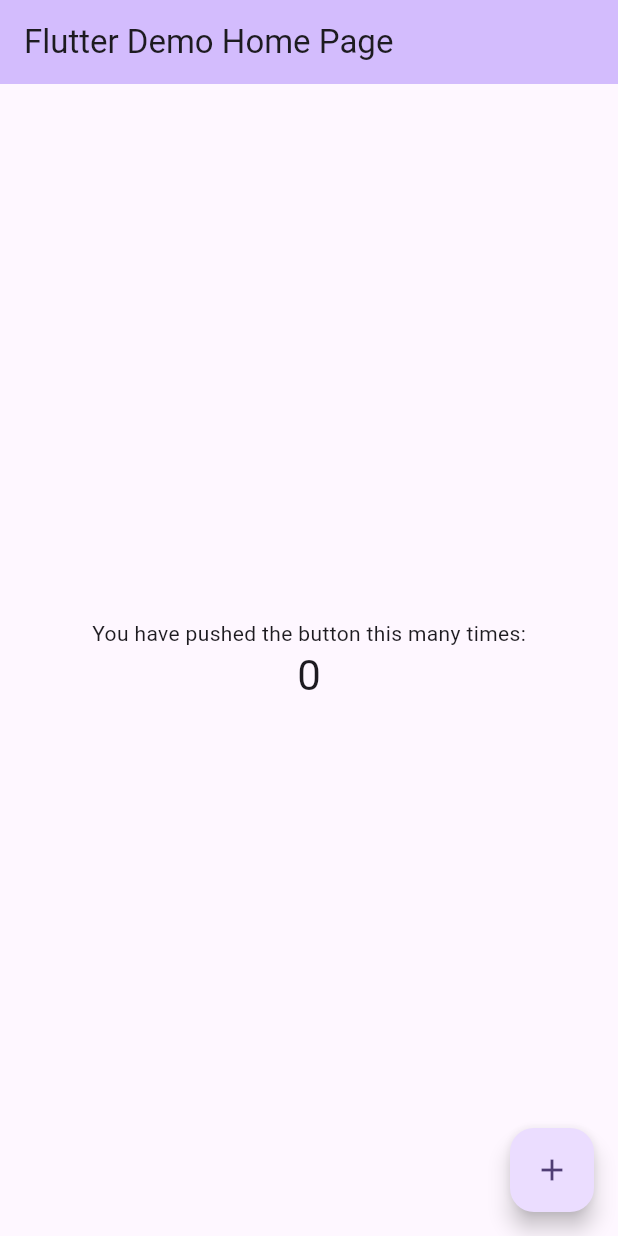
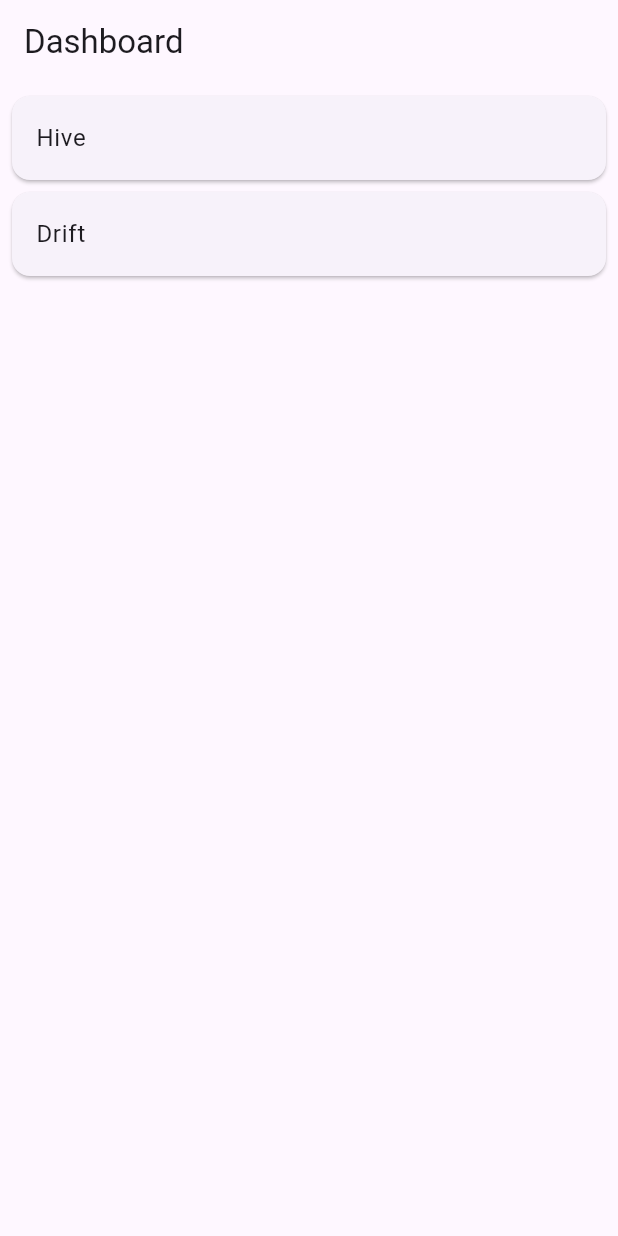
Before and after one commit to panchal777/flutter_todo_app_localdb, a Flutter app: the screen it shows after launch, on a phone screen of 412 x 824 dp. Run offline on Flutter 3.47's test engine with Material 3 defaults, Android fonts, the phone set to English and light mode, and no system bars; our stand-ins replace flutter_bloc, flutter_slidable, hive_flutter; accounts and stored records are empty; generated files the repository leaves out were written again.

Commit message:
- Doing CRUD operation with HIVE

```diff
--- a/lib/main.dart
+++ b/lib/main.dart
@@ -1,7 +1,43 @@
 import 'package:flutter/material.dart';
+import 'package:flutter_bloc/flutter_bloc.dart';
+import 'package:flutter_todo_app_localdb/pages/dashboard_page.dart';
+import 'package:flutter_todo_app_localdb/pages/todo_hive_page.dart';
+import 'package:flutter_todo_app_localdb/routes/route_name.dart';
 
-void main() {
+import 'cubit/todo_cubit.dart';
+import 'services/hive_service.dart';
+
+Future<void> main() async {
+  WidgetsFlutterBinding.ensureInitialized();
+  await HiveService().init();
   runApp(const MyApp());
+}
+
+Route<dynamic>? _getRoute(RouteSettings settings) {
+  if (settings.name == RouteName.dashboard) {
+    return _buildRoute(settings, DashboardPage());
+  } else if (settings.name == RouteName.hive) {
+    return _buildRoute(
+      settings,
+      BlocProvider(
+        create: (_) => TodoCubit()..getTodoList(),
+        child: TodoHivePage(),
+      ),
+    );
+  } else if (settings.name == RouteName.drift) {
+    return _buildRoute(
+      settings,
+      BlocProvider(
+        create: (_) => TodoCubit()..getTodoList(),
+        child: Scaffold(body: Center(child: Text("Coming Soon"))),
+      ),
+    );
+  }
+  return null;
+}
+
+MaterialPageRoute _buildRoute(RouteSettings settings, Widget builder) {
+  return MaterialPageRoute(settings: settings, builder: (ctx) => builder);
 }
 
 class MyApp extends StatelessWidget {
@@ -11,112 +47,10 @@
   @override
   Widget build(BuildContext context) {
     return MaterialApp(
-      title: 'Flutter Demo',
-      theme: ThemeData(
-        // This is the theme of your application.
-        //
-        // TRY THIS: Try running your application with "flutter run". You'll see
-        // the application has a purple toolbar. Then, without quitting the app,
-        // try changing the seedColor in the colorScheme below to Colors.green
-        // and then invoke "hot reload" (save your changes or press the "hot
-        // reload" button in a Flutter-supported IDE, or press "r" if you used
-        // the command line to start the app).
-        //
-        // Notice that the counter didn't reset back to zero; the application
-        // state is not lost during the reload. To reset the state, use hot
-        // restart instead.
-        //
-        // This works for code too, not just values: Most code changes can be
-        // tested with just a hot reload.
-        colorScheme: ColorScheme.fromSeed(seedColor: Colors.deepPurple),
-      ),
-      home: const MyHomePage(title: 'Flutter Demo Home Page'),
+      title: 'Todo App',
+      theme: ThemeData(primarySwatch: Colors.blue),
+      initialRoute: '/',
+      onGenerateRoute: _getRoute,
     );
   }
 }
-
-class MyHomePage extends StatefulWidget {
-  const MyHomePage({super.key, required this.title});
-
-  // This widget is the home page of your application. It is stateful, meaning
-  // that it has a State object (defined below) that contains fields that affect
-  // how it looks.
-
-  // This class is the configuration for the state. It holds the values (in this
-  // case the title) provided by the parent (in this case the App widget) and
-  // used by the build method of the State. Fields in a Widget subclass are
-  // always marked "final".
-
-  final String title;
-
-  @override
-  State<MyHomePage> createState() => _MyHomePageState();
-}
-
-class _MyHomePageState extends State<MyHomePage> {
-  int _counter = 0;
-
-  void _incrementCounter() {
-    setState(() {
-      // This call to setState tells the Flutter framework that something has
-      // changed in this State, which causes it to rerun the build method below
-      // so that the display can reflect the updated values. If we changed
-      // _counter without calling setState(), then the build method would not be
-      // called again, and so nothing would appear to happen.
-      _counter++;
-    });
-  }
-
-  @override
-  Widget build(BuildContext context) {
-    // This method is rerun every time setState is called, for instance as done
-    // by the _incrementCounter method above.
-    //
-    // The Flutter framework has been optimized to make rerunning build methods
-    // fast, so that you can just rebuild anything that needs updating rather
-    // than having to individually change instances of widgets.
-    return Scaffold(
-      appBar: AppBar(
-        // TRY THIS: Try changing the color here to a specific color (to
-        // Colors.amber, perhaps?) and trigger a hot reload to see the AppBar
-        // change color while the other colors stay the same.
-        backgroundColor: Theme.of(context).colorScheme.inversePrimary,
-        // Here we take the value from the MyHomePage object that was created by
-        // the App.build method, and use it to set our appbar title.
-        title: Text(widget.title),
-      ),
-      body: Center(
-        // Center is a layout widget. It takes a single child and positions it
-        // in the middle of the parent.
-        child: Column(
-          // Column is also a layout widget. It takes a list of children and
-          // arranges them vertically. By default, it sizes itself to fit its
-          // children horizontally, and tries to be as tall as its parent.
-          //
-          // Column has various properties to control how it sizes itself and
-          // how it positions its children. Here we use mainAxisAlignment to
-          // center the children vertically; the main axis here is the vertical
-          // axis because Columns are vertical (the cross axis would be
-          // horizontal).
-          //
-          // TRY THIS: Invoke "debug painting" (choose the "Toggle Debug Paint"
-          // action in the IDE, or press "p" in the console), to see the
-          // wireframe for each widget.
-          mainAxisAlignment: MainAxisAlignment.center,
-          children: <Widget>[
-            const Text('You have pushed the button this many times:'),
-            Text(
-              '$_counter',
-              style: Theme.of(context).textTheme.headlineMedium,
-            ),
-          ],
-        ),
-      ),
-      floatingActionButton: FloatingActionButton(
-        onPressed: _incrementCounter,
-        tooltip: 'Increment',
-        child: const Icon(Icons.add),
-      ), // This trailing comma makes auto-formatting nicer for build methods.
-    );
-  }
-}
--- /dev/null
+++ b/lib/model/dashboard_model.dart
@@ -0,0 +1,15 @@
+import '../routes/route_name.dart';
+
+class DashboardModel {
+  String label;
+  String routName;
+
+  DashboardModel({this.label = '', this.routName = ''});
+
+  List<DashboardModel> getDashboardList() {
+    return [
+      DashboardModel(label: "Hive", routName: RouteName.hive),
+      DashboardModel(label: "Drift", routName: RouteName.drift),
+    ];
+  }
+}
--- /dev/null
+++ b/lib/pages/dashboard_page.dart
@@ -0,0 +1,35 @@
+import 'package:flutter/material.dart';
+import 'package:flutter_todo_app_localdb/model/dashboard_model.dart';
+
+class DashboardPage extends StatelessWidget {
+  const DashboardPage({super.key});
+
+  @override
+  Widget build(BuildContext context) {
+    var dashboardList = DashboardModel().getDashboardList();
+
+    return Scaffold(
+      appBar: AppBar(title: Text("Dashboard")),
+      body: ListView.builder(
+        padding: EdgeInsets.all(8),
+        itemCount: dashboardList.length,
+        itemBuilder: (context, index) {
+          var data = dashboardList[index];
+          return Card(
+            margin: EdgeInsets.only(bottom: 8),
+            child: ListTile(
+              title: Text(data.label),
+              onTap: () {
+                navigateToNextPage(data.routName, context);
+              },
+            ),
+          );
+        },
+      ),
+    );
+  }
+
+  navigateToNextPage(String routName, BuildContext context) {
+    Navigator.pushNamed(context, routName);
+  }
+}
--- /dev/null
+++ b/lib/routes/route_name.dart
@@ -0,0 +1,5 @@
+class RouteName {
+  static String dashboard = "/";
+  static String hive = "/hive";
+  static String drift = "/drift";
+}
--- a/pubspec.yaml
+++ b/pubspec.yaml
@@ -34,6 +34,11 @@
   # The following adds the Cupertino Icons font to your application.
   # Use with the CupertinoIcons class for iOS style icons.
   cupertino_icons: ^1.0.8
+  flutter_bloc: ^9.1.1
+  flutter_slidable: ^4.0.0
+  path_provider: ^2.1.5
+  hive_flutter: ^1.1.0
+  hive_generator: ^2.0.1
 
 dev_dependencies:
   flutter_test:
@@ -45,6 +50,7 @@
   # package. See that file for information about deactivating specific lint
   # rules and activating additional ones.
   flutter_lints: ^5.0.0
+  build_runner: ^2.4.15
 
 # For information on the generic Dart part of this file, see the
 # following page: https://dart.dev/tools/pub/pubspec
```
Also changed, not shown: lib/components/todo_list_component.dart (added, +169 -0 lines), lib/core/utils.dart (added, +12 -0 lines), lib/cubit/todo_cubit.dart (added, +63 -0 lines), lib/cubit/todo_states.dart (added, +23 -0 lines), lib/model/todo_model.dart (added, +31 -0 lines), lib/pages/todo_drift_page.dart (added, +29 -0 lines), lib/pages/todo_hive_page.dart (added, +25 -0 lines), lib/repository/todo_repository.dart (added, +11 -0 lines), lib/repository/todo_repository_impl.dart (added, +59 -0 lines), lib/services/hive_service.dart (added, +84 -0 lines).
